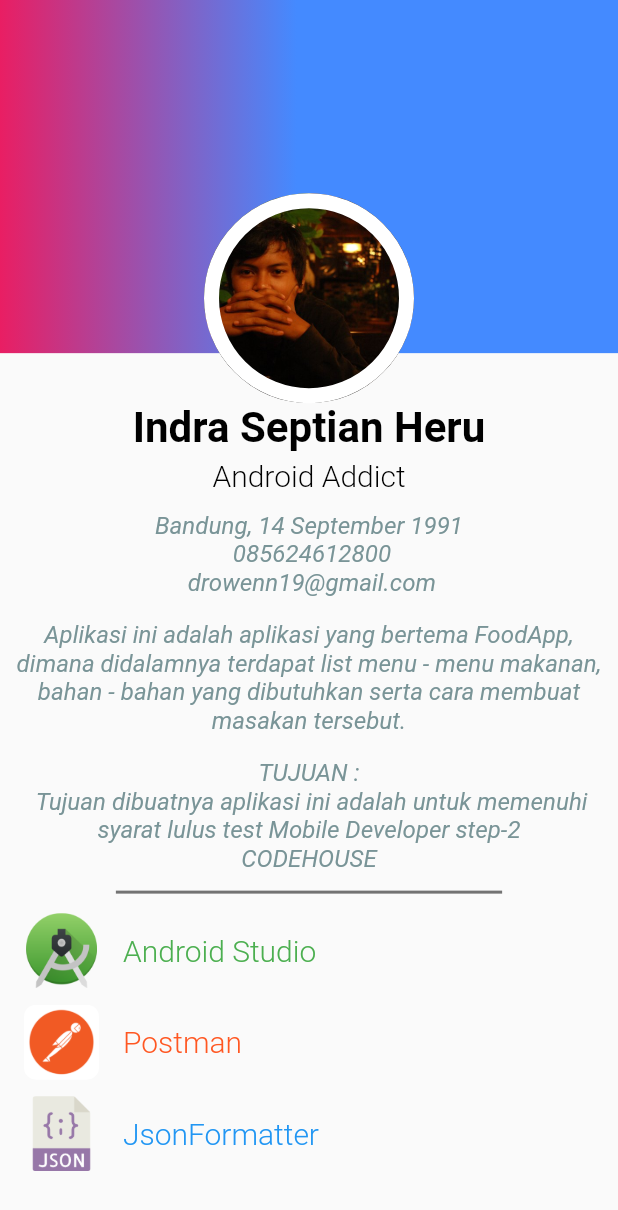
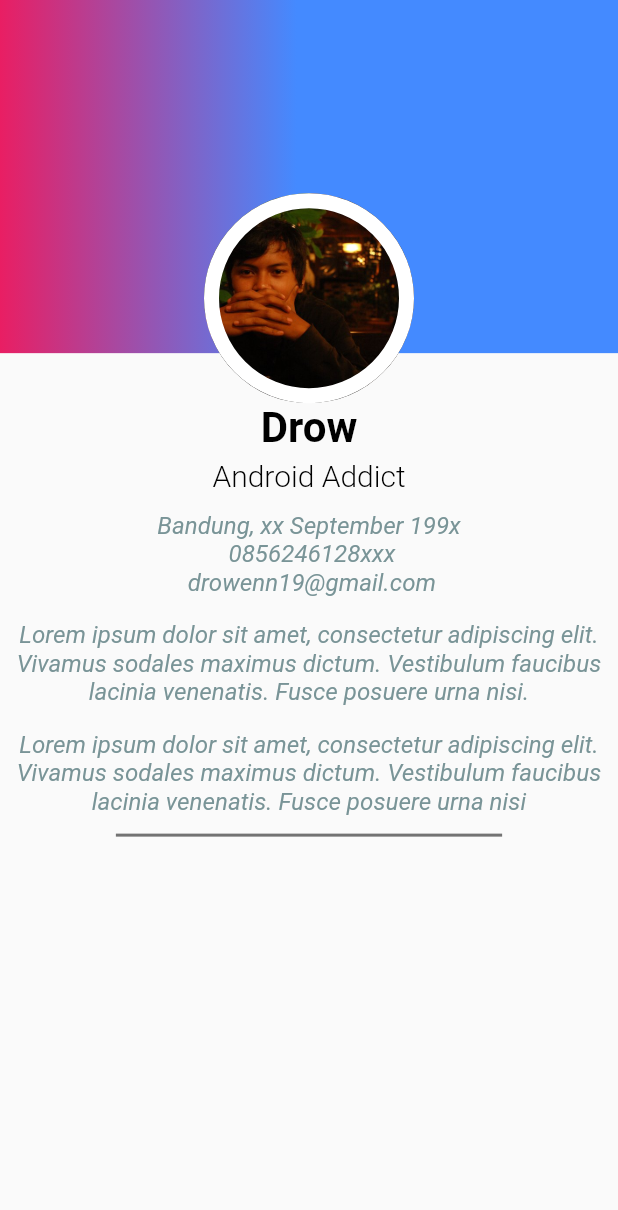
Before and after one commit to drow19/FoodApp, a Flutter app: the DescriptionPage screen opened directly, on a phone screen of 412 x 824 dp. Shown: the top 1210 px of the screen. Run offline on Flutter 3.47's test engine with Material 2 defaults, Android fonts, the phone set to English and light mode, and no system bars; missing offline and left inert: flutter_webview_plugin; network calls fail; Roboto replaces fonts that are missing (Spectral).

Commit message:
editing description pages

```diff
--- a/lib/DescriptionPage.dart
+++ b/lib/DescriptionPage.dart
@@ -21,8 +21,6 @@ class DescriptionPage extends StatelessWidget {
                   _buildPurpose(context),
                   _buildSeparator(screenSize),
                   SizedBox(height: 10.0),
-                  _buildTools(),
-                  SizedBox(height: 8.0),
                 ],
               ),
             ),
@@ -78,7 +76,7 @@ class DescriptionPage extends StatelessWidget {
     );
 
     return Text(
-      'Indra Septian Heru',
+      'Drow',
       style: _nameTextStyle,
     );
   }
@@ -116,7 +114,7 @@ class DescriptionPage extends StatelessWidget {
       color: Theme.of(context).scaffoldBackgroundColor,
       padding: EdgeInsets.all(8.0),
       child: Text(
-        'Bandung, 14 September 1991\n 085624612800\n drowenn19@gmail.com',
+        'Bandung, xx September 199x\n 0856246128xxx\n drowenn19@gmail.com',
         textAlign: TextAlign.center,
         style: bioTextStyle,
       ),
@@ -137,8 +135,8 @@ class DescriptionPage extends StatelessWidget {
       color: Theme.of(context).scaffoldBackgroundColor,
       padding: EdgeInsets.all(8.0),
       child: Text(
-        'Aplikasi ini adalah aplikasi yang bertema FoodApp, dimana didalamnya '
-            'terdapat list menu - menu makanan, bahan - bahan yang dibutuhkan serta cara membuat masakan tersebut.',
+        'Lorem ipsum dolor sit amet, consectetur adipiscing elit. '
+            'Vivamus sodales maximus dictum. Vestibulum faucibus lacinia venenatis. Fusce posuere urna nisi.',
         textAlign: TextAlign.center,
         style: bioTextStyle,
       ),
@@ -159,8 +157,7 @@ class DescriptionPage extends StatelessWidget {
       color: Theme.of(context).scaffoldBackgroundColor,
       padding: EdgeInsets.all(8.0),
       child: Text(
-        'TUJUAN : \n Tujuan dibuatnya aplikasi ini adalah untuk memenuhi syarat '
-            'lulus test Mobile Developer step-2 \nCODEHOUSE',
+        'Lorem ipsum dolor sit amet, consectetur adipiscing elit. Vivamus sodales maximus dictum. Vestibulum faucibus lacinia venenatis. Fusce posuere urna nisi',
         textAlign: TextAlign.center,
         style: bioTextStyle,
       ),
```
Also changed, not shown: images/desc.jpg, 1 other file.
